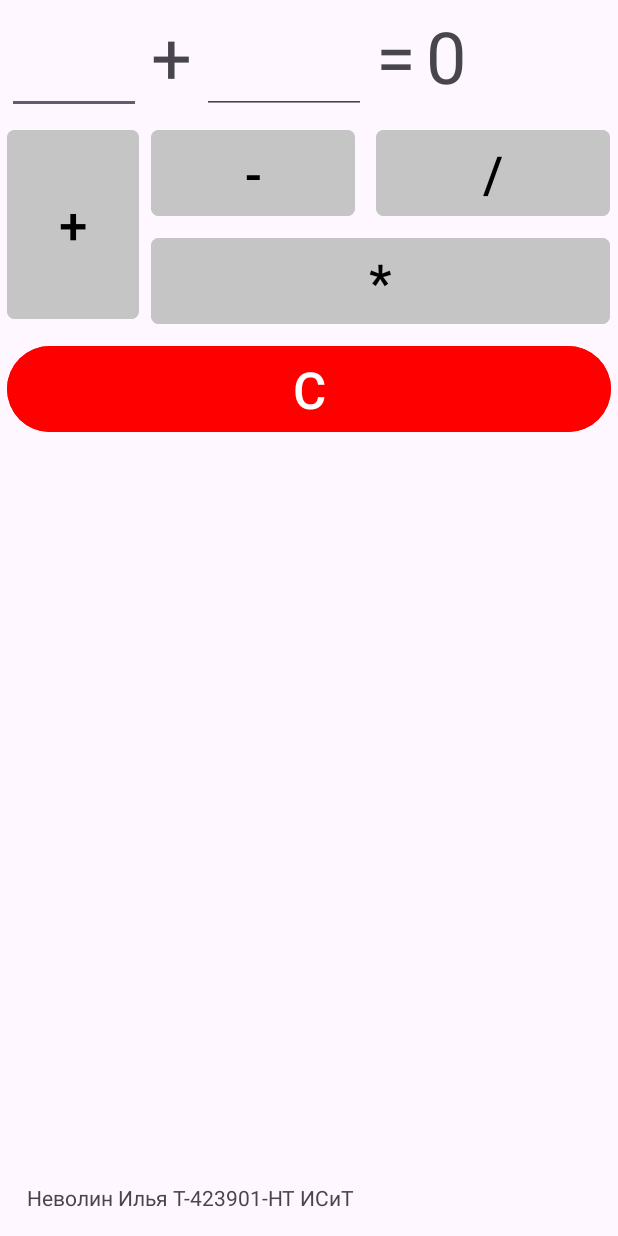
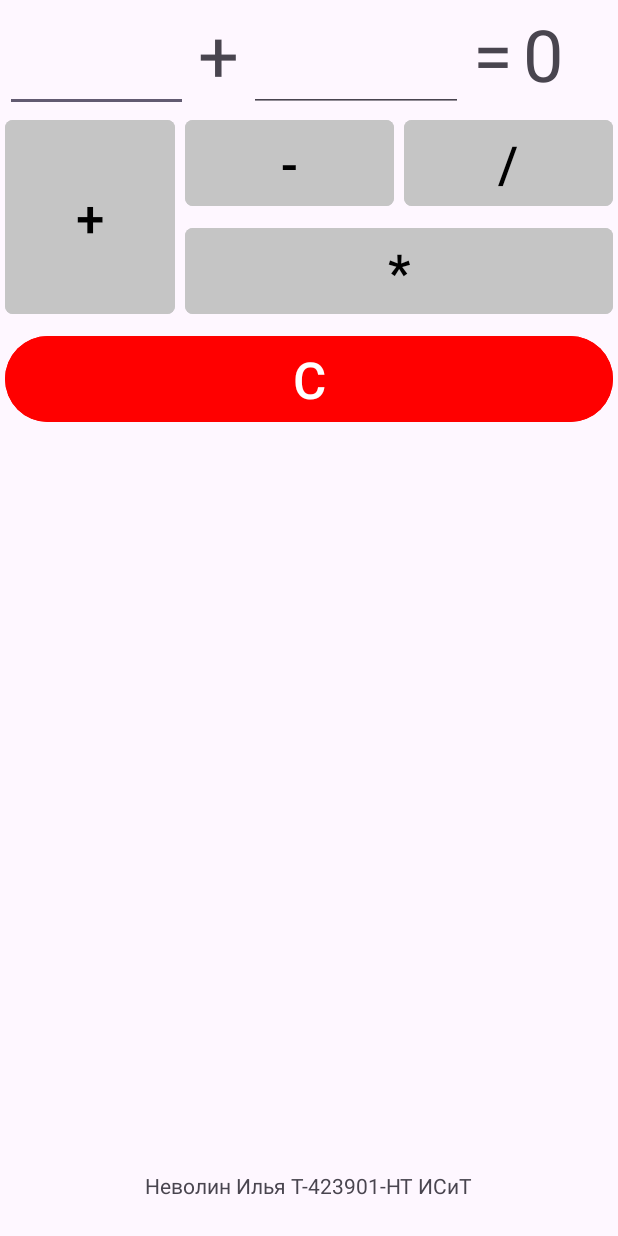
Before and after one commit to Involuntar/Calculator_Android, an Android app: the screen it shows after launch (MainActivity), on a phone screen of 412 x 824 dp. Run offline under Robolectric (Android 15) with nearby library versions, the phone set to English and light mode, and no system bars.

Commit message:
победили грид

```diff
--- a/app/src/main/res/layout/activity_main.xml
+++ b/app/src/main/res/layout/activity_main.xml
@@ -7,20 +7,25 @@
     android:layout_height="match_parent"
     tools:context=".MainActivity">
 
-    <androidx.gridlayout.widget.GridLayout
-        android:id="@+id/CalcGrid"
+    <LinearLayout
+        android:id="@+id/lin"
         android:layout_width="0dp"
-        android:layout_height="0dp"
-        android:layout_marginStart="1dp"
-        android:layout_marginTop="1dp"
-        android:layout_marginEnd="1dp"
-        android:layout_marginBottom="404dp"
-        app:columnCount="5"
-        app:layout_constraintBottom_toTopOf="@+id/textView9"
+        android:layout_height="wrap_content"
+        android:orientation="horizontal"
         app:layout_constraintEnd_toEndOf="parent"
         app:layout_constraintStart_toStartOf="parent"
         app:layout_constraintTop_toTopOf="parent"
-        app:rowCount="4">
+        app:layout_constraintVertical_bias="0.0">
+
+        <EditText
+            android:id="@+id/Operand1"
+            android:layout_width="89dp"
+            android:layout_height="wrap_content"
+            android:layout_weight="1"
+            android:layout_margin="3dp"
+            android:ems="10"
+            android:inputType="numberDecimal"
+            android:textSize="34sp" />
 
         <TextView
             android:id="@+id/Operation"
@@ -28,9 +33,17 @@
             android:layout_height="wrap_content"
             android:layout_margin="3dp"
             android:text="+"
-            android:textSize="48sp"
-            app:layout_column="1"
-            app:layout_row="0" />
+            android:textSize="48sp" />
+
+        <EditText
+            android:id="@+id/Operand2"
+            android:layout_width="109dp"
+            android:layout_height="wrap_content"
+            android:layout_weight="1"
+            android:layout_margin="3dp"
+            android:ems="10"
+            android:inputType="numberDecimal"
+            android:textSize="34sp" />
 
         <TextView
             android:id="@+id/Equal"
@@ -38,24 +51,34 @@
             android:layout_height="wrap_content"
             android:layout_margin="3dp"
             android:text="="
-            android:textSize="48sp"
-            app:layout_column="3"
-            app:layout_row="0" />
+            android:textSize="48sp" />
 
         <TextView
             android:id="@+id/Result"
             android:layout_width="wrap_content"
+            android:layout_weight="1"
             android:layout_height="wrap_content"
             android:layout_margin="3dp"
             android:text="0"
-            android:textSize="48sp"
-            app:layout_column="4"
-            app:layout_row="0" />
+            android:textSize="48sp" />
+    </LinearLayout>
+
+    <androidx.gridlayout.widget.GridLayout
+        android:id="@+id/CalcGrid"
+        android:layout_width="0dp"
+        android:layout_height="wrap_content"
+        app:columnCount="3"
+        app:layout_constraintEnd_toEndOf="parent"
+        app:layout_constraintStart_toStartOf="parent"
+        app:layout_constraintTop_toBottomOf="@id/lin"
+        app:rowCount="3">
 
         <Button
             android:id="@+id/Plus"
             android:layout_width="wrap_content"
-            android:layout_height="134dp"
+            android:layout_height="match_parent"
+            app:layout_columnWeight="0.5"
+            app:layout_rowWeight="1"
             android:layout_margin="3dp"
             android:backgroundTint="#C5C5C5"
             android:text="+"
@@ -64,25 +87,29 @@
             app:cornerRadius="5dp"
             app:layout_column="0"
             app:layout_columnSpan="1"
-            app:layout_row="1"
+            app:layout_row="0"
             app:layout_rowSpan="2" />
 
         <Button
             android:id="@+id/Clear"
-            android:layout_width="match_parent"
+            android:layout_width="wrap_content"
             android:layout_height="wrap_content"
+            app:layout_columnWeight="1"
+            app:layout_rowWeight="1"
             android:layout_margin="3dp"
             android:backgroundTint="#FF0000"
             android:text="C"
             android:textSize="34sp"
             app:layout_column="0"
-            app:layout_columnSpan="5"
-            app:layout_row="3" />
+            app:layout_columnSpan="3"
+            app:layout_row="2" />
 
         <Button
             android:id="@+id/Minus"
-            android:layout_width="136dp"
+            android:layout_width="wrap_content"
             android:layout_height="wrap_content"
+            app:layout_columnWeight="1"
+            app:layout_rowWeight="1"
             android:layout_margin="3dp"
             android:backgroundTint="#C5C5C5"
             android:text="-"
@@ -90,27 +117,33 @@
             android:textSize="34sp"
             app:cornerRadius="5dp"
             app:layout_column="1"
-            app:layout_columnSpan="2"
-            app:layout_row="1" />
+            app:layout_columnSpan="1"
+            app:layout_row="0"
+            app:layout_rowSpan="1" />
 
         <Button
             android:id="@+id/Divide"
-            android:layout_width="156dp"
+            android:layout_width="wrap_content"
             android:layout_height="wrap_content"
+            app:layout_columnWeight="1"
+            app:layout_rowWeight="1"
             android:layout_margin="3dp"
             android:backgroundTint="#C5C5C5"
             android:text="/"
             android:textColor="#000000"
             android:textSize="34sp"
             app:cornerRadius="5dp"
-            app:layout_column="3"
-            app:layout_columnSpan="2"
-            app:layout_row="1" />
+            app:layout_column="2"
+            app:layout_columnSpan="1"
+            app:layout_row="0"
+            app:layout_rowSpan="1" />
 
         <Button
             android:id="@+id/Multiple"
-            android:layout_width="306dp"
+            android:layout_width="wrap_content"
             android:layout_height="wrap_content"
+            app:layout_columnWeight="0.6"
+            app:layout_rowWeight="1"
             android:layout_margin="3dp"
             android:backgroundTint="#C5C5C5"
             android:text="*"
@@ -118,30 +151,9 @@
             android:textSize="34sp"
             app:cornerRadius="5dp"
             app:layout_column="1"
-            app:layout_columnSpan="4"
-            app:layout_row="2" />
-
-        <EditText
-            android:id="@+id/Operand1"
-            android:layout_width="89dp"
-            android:layout_height="wrap_content"
-            android:layout_margin="3dp"
-            android:ems="10"
-            android:inputType="numberDecimal"
-            android:textSize="34sp"
-            app:layout_column="0"
-            app:layout_row="0" />
-
-        <EditText
-            android:id="@+id/Operand2"
-            android:layout_width="109dp"
-            android:layout_height="wrap_content"
-            android:layout_margin="3dp"
-            android:ems="10"
-            android:inputType="numberDecimal"
-            android:textSize="34sp"
-            app:layout_column="2"
-            app:layout_row="0" />
+            app:layout_columnSpan="2"
+            app:layout_row="1"
+            app:layout_rowSpan="1" />
 
     </androidx.gridlayout.widget.GridLayout>
 
@@ -149,10 +161,11 @@
         android:id="@+id/textView9"
         android:layout_width="wrap_content"
         android:layout_height="wrap_content"
-        android:layout_marginStart="18dp"
-        android:layout_marginBottom="16dp"
+        android:layout_marginBottom="24dp"
         android:text="Неволин Илья Т-423901-НТ ИСиТ"
         app:layout_constraintBottom_toBottomOf="parent"
-        app:layout_constraintStart_toStartOf="parent"
-        app:layout_constraintTop_toBottomOf="@+id/CalcGrid" />
+        app:layout_constraintEnd_toEndOf="parent"
+
+        app:layout_constraintStart_toStartOf="parent" />
+
 </androidx.constraintlayout.widget.ConstraintLayout>
```
